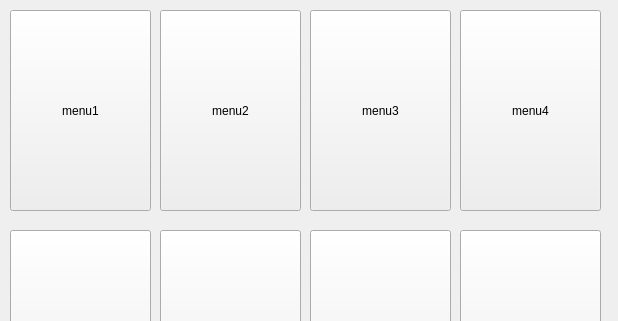
First picture: the form in Kiosk_draft.ui, repository HaesungAhn0205/Kiosk_PyQt5, before the edit; both pictures show x 0 to 618 and y 0 to 321 of the 618 by 609 pixel window.
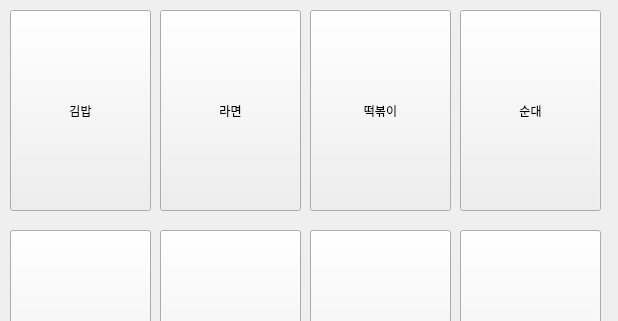
Second picture: the form after the edit.

Commit message: 장바구니에 메뉴 추가까지. 두 번 이상 클릭 시 갯수 증가, 가격 합산 기능 필요 1/2

What changed in the file:
```diff
--- a/Kiosk_draft.ui
+++ b/Kiosk_draft.ui
@@ -49,7 +49,7 @@
     </rect>
    </property>
    <property name="text">
-    <string>menu1</string>
+    <string>김밥</string>
    </property>
   </widget>
   <widget class="QPushButton" name="pushButton_menu2">
@@ -62,7 +62,7 @@
     </rect>
    </property>
    <property name="text">
-    <string>menu2</string>
+    <string>라면</string>
    </property>
   </widget>
   <widget class="QPushButton" name="pushButton_menu3">
@@ -75,7 +75,7 @@
     </rect>
    </property>
    <property name="text">
-    <string>menu3</string>
+    <string>떡볶이</string>
    </property>
   </widget>
   <widget class="QPushButton" name="pushButton_menu4">
@@ -88,7 +88,7 @@
     </rect>
    </property>
    <property name="text">
-    <string>menu4</string>
+    <string>순대</string>
    </property>
   </widget>
   <widget class="QPushButton" name="pushButton_menu5">
```
Left out of the diff: 16 changed lines with no effect on the pictures. The commit also changes 1 other file.
